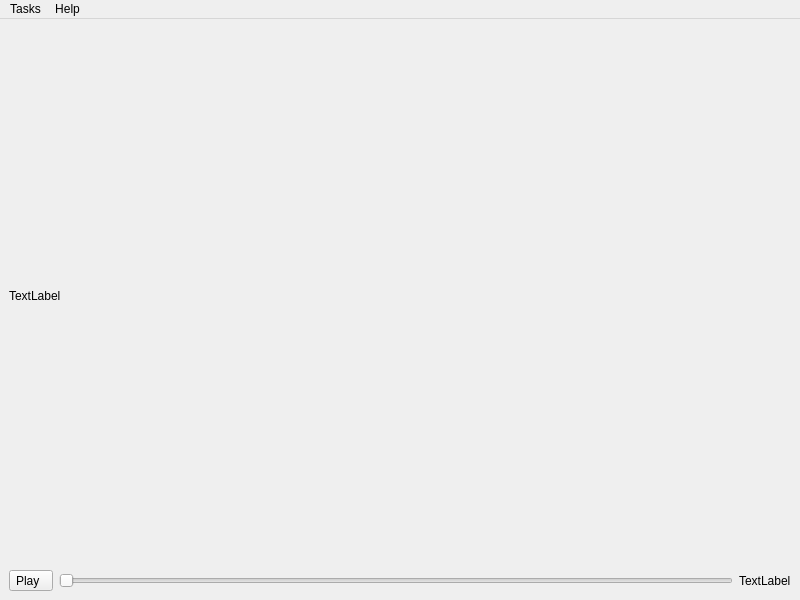
Before: the Qt Designer form mainwindow.ui in hamedshakib/bbb-player, drawn with Qt 5.
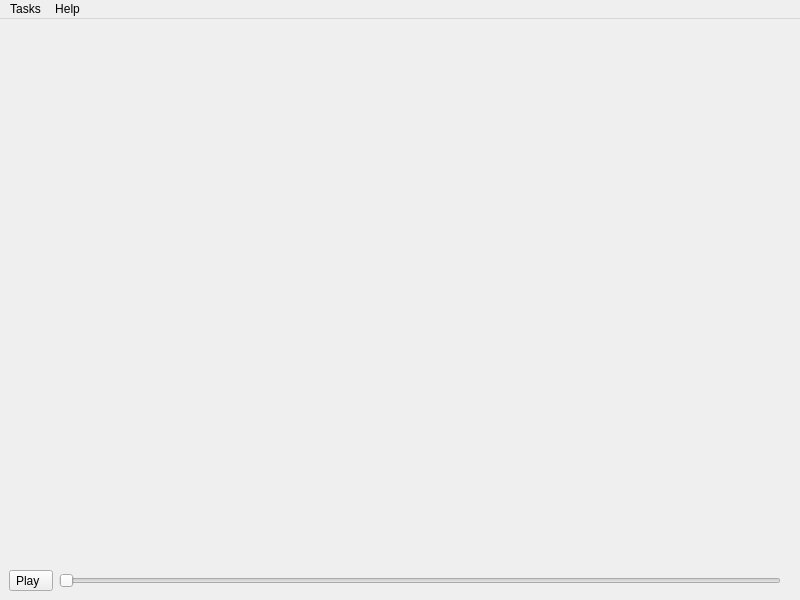
After: the same form once the commit is applied.

What changed in the file:
```diff
--- a/mainwindow.ui
+++ b/mainwindow.ui
@@ -32,7 +32,7 @@
     <item row="1" column="2">
      <widget class="QLabel" name="label_2">
       <property name="text">
-       <string>TextLabel</string>
+       <string> </string>
       </property>
      </widget>
     </item>
@@ -57,7 +57,7 @@
          </sizepolicy>
         </property>
         <property name="text">
-         <string>TextLabel</string>
+         <string> </string>
         </property>
        </widget>
       </item>
```
